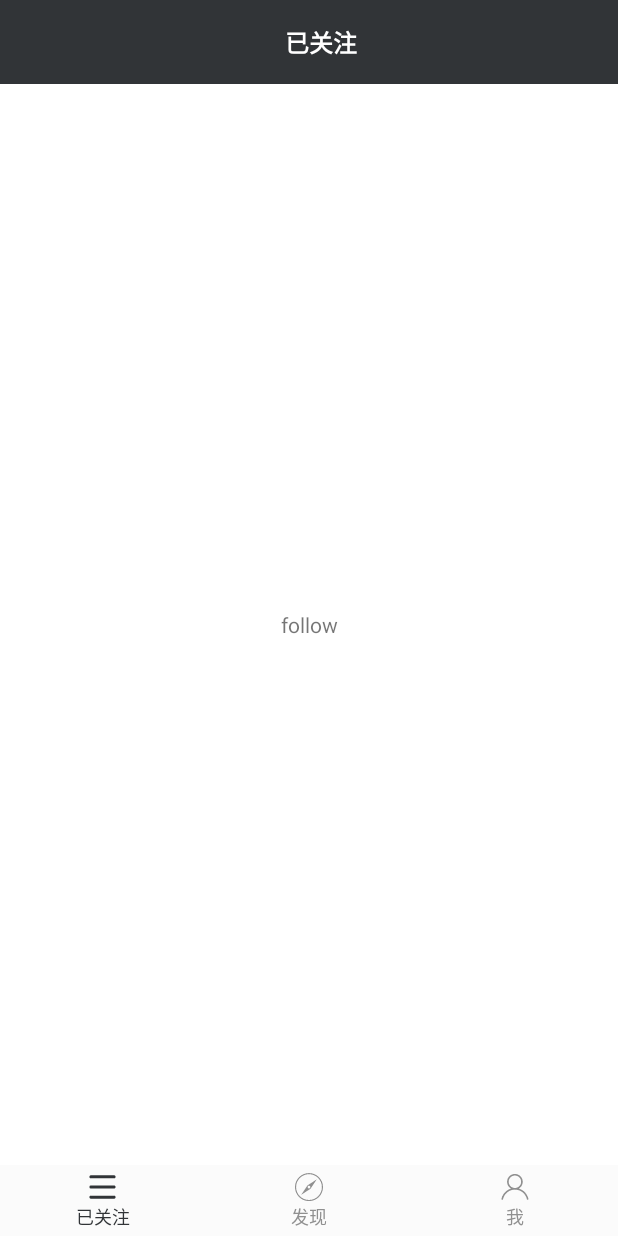
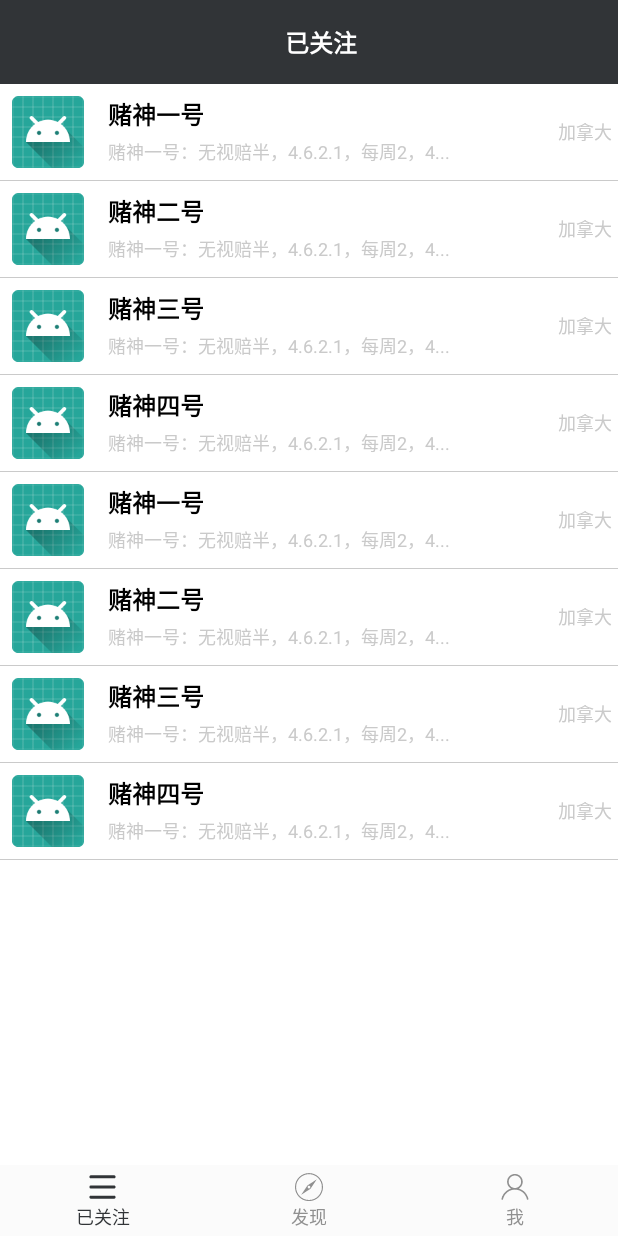
Before and after one commit to swiftieslizheng/Lottery, an Android app: the screen it shows after launch (MainActivity), on a phone screen of 412 x 824 dp. Run offline under Robolectric (Android 15) with nearby library versions, the phone set to English and light mode, and no system bars.

Commit message:
2018-03-16 更新了已关注页面和详情页面

```diff
--- a/app/build.gradle
+++ b/app/build.gradle
@@ -35,5 +35,6 @@ dependencies {
     compile 'com.squareup.retrofit2:adapter-rxjava2:2.2.0'
     compile 'com.squareup.retrofit2:converter-gson:2.1.0'
     compile 'com.squareup.okhttp3:okhttp:3.5.0'
+    compile 'com.android.support:recyclerview-v7:26.0.0-alpha1'
 
 }
--- a/app/src/main/AndroidManifest.xml
+++ b/app/src/main/AndroidManifest.xml
@@ -1,7 +1,8 @@
 <?xml version="1.0" encoding="utf-8"?>
 <manifest xmlns:android="http://schemas.android.com/apk/res/android"
     package="com.lizheng.lottery">
-    <uses-permission android:name="android.permission.INTERNET"/>
+
+    <uses-permission android:name="android.permission.INTERNET" />
 
     <application
         android:allowBackup="true"
@@ -17,6 +18,7 @@
                 <category android:name="android.intent.category.LAUNCHER" />
             </intent-filter>
         </activity>
+        <activity android:name=".view.activity.FollowDetailActivity"></activity>
     </application>
 
 </manifest>
--- /dev/null
+++ b/app/src/main/java/com/lizheng/lottery/bean/FollowBean.java
@@ -0,0 +1,61 @@
+package com.lizheng.lottery.bean;
+
+/**
+ * Created by lizheng on 2018/3/16.
+ */
+
+public class FollowBean {
+    private int followId;
+    private String imagUrl;
+    private String name_follow;
+    private String content_follow;
+    private String position_follow;
+
+    public FollowBean(int followId, String imagUrl, String name_follow, String content_follow, String position_follow) {
+        this.followId = followId;
+        this.imagUrl = imagUrl;
+        this.name_follow = name_follow;
+        this.content_follow = content_follow;
+        this.position_follow = position_follow;
+    }
+
+    public int getFollowId() {
+        return followId;
+    }
+
+    public void setFollowId(int followId) {
+        this.followId = followId;
+    }
+
+    public String getImagUrl() {
+        return imagUrl;
+    }
+
+    public void setImagUrl(String imagUrl) {
+        this.imagUrl = imagUrl;
+    }
+
+    public String getName_follow() {
+        return name_follow;
+    }
+
+    public void setName_follow(String name_follow) {
+        this.name_follow = name_follow;
+    }
+
+    public String getContent_follow() {
+        return content_follow;
+    }
+
+    public void setContent_follow(String content_follow) {
+        this.content_follow = content_follow;
+    }
+
+    public String getPosition_follow() {
+        return position_follow;
+    }
+
+    public void setPosition_follow(String position_follow) {
+        this.position_follow = position_follow;
+    }
+}
--- /dev/null
+++ b/app/src/main/java/com/lizheng/lottery/view/adapter/FollowAdapter.java
@@ -0,0 +1,83 @@
+package com.lizheng.lottery.view.adapter;
+
+import android.content.Context;
+import android.support.v7.widget.RecyclerView;
+import android.view.LayoutInflater;
+import android.view.View;
+import android.view.ViewGroup;
+import android.widget.ImageView;
+import android.widget.TextView;
+
+import com.lizheng.lottery.R;
+import com.lizheng.lottery.bean.FollowBean;
+
+import java.util.List;
+
+/**
+ * Created by lizheng on 2018/3/16.
+ */
+
+public class FollowAdapter extends RecyclerView.Adapter<FollowAdapter.ViewHolder> {
+    private Context mContext;
+    private View view;
+    private ViewHolder holder;
+    private List<FollowBean> mFollowList;
+    private OnItemClickListener mListener;
+
+    public FollowAdapter(Context context, List<FollowBean> followList) {
+        this.mContext = context;
+        this.mFollowList = followList;
+    }
+    public void setItemListener(OnItemClickListener mListener) {
+        this.mListener = mListener;
+    }
+    @Override
+    public FollowAdapter.ViewHolder onCreateViewHolder(ViewGroup parent, int viewType) {
+        view = LayoutInflater.from(parent.getContext()).inflate(R.layout.fragment_follow_item,parent,false);
+        holder = new ViewHolder(view);
+        return holder;
+    }
+
+    @Override
+    public void onBindViewHolder(final FollowAdapter.ViewHolder holder, final int position) {
+        FollowBean followBean = mFollowList.get(position);
+        holder.name_follow.setText(followBean.getName_follow());
+        holder.position_follow.setText(followBean.getPosition_follow());
+        holder.content_follow.setText(followBean.getContent_follow());
+        holder.followView.setOnClickListener(new View.OnClickListener() {
+            @Override
+            public void onClick(View view) {
+                mListener.onClick(view,position);
+            }
+        });
+
+    }
+
+    @Override
+    public int getItemCount() {
+        return mFollowList.size();
+    }
+
+    static class ViewHolder extends RecyclerView.ViewHolder{
+        View followView;
+        TextView name_follow;
+        TextView content_follow;
+        TextView position_follow;
+        ImageView head_follow;
+
+        public ViewHolder(View itemView) {
+            super(itemView);
+            followView = itemView;
+            name_follow = itemView.findViewById(R.id.tv_name);
+            content_follow = itemView.findViewById(R.id.tv_follow_content);
+            position_follow = itemView.findViewById(R.id.tv_follow_position);
+            head_follow = itemView.findViewById(R.id.iv_head_follow);
+
+        }
+    }
+
+    public interface OnItemClickListener{
+        //view点击的回调
+        void onClick(View view,int position);
+    }
+}
--- a/app/src/main/java/com/lizheng/lottery/view/fragment/FollowFragment.java
+++ b/app/src/main/java/com/lizheng/lottery/view/fragment/FollowFragment.java
@@ -1,12 +1,25 @@
 package com.lizheng.lottery.view.fragment;
 
+import android.annotation.SuppressLint;
+import android.content.Intent;
+import android.support.v7.widget.LinearLayoutManager;
+import android.support.v7.widget.RecyclerView;
 import android.view.Gravity;
 import android.view.LayoutInflater;
 import android.view.View;
 import android.view.ViewGroup;
+import android.widget.LinearLayout;
 import android.widget.TextView;
+import android.widget.Toast;
 
+import com.lizheng.lottery.R;
 import com.lizheng.lottery.base.BaseFragment;
+import com.lizheng.lottery.bean.FollowBean;
+import com.lizheng.lottery.view.activity.FollowDetailActivity;
+import com.lizheng.lottery.view.adapter.FollowAdapter;
+
+import java.util.ArrayList;
+import java.util.List;
 
 /**
  * Created by lizheng on 2018/3/13.
@@ -14,12 +27,56 @@ import com.lizheng.lottery.base.BaseFragment;
  */
 
 public class FollowFragment extends BaseFragment {
+    private RecyclerView mRecyclerView;
+    private View view;
+    private LinearLayout ll_follow;
+    private LinearLayout ll_empty_follow;
+    private List<FollowBean> followList;
+    private FollowAdapter mAdapter;
+
+
     @Override
     public View initView(LayoutInflater inflater, ViewGroup container) {
-        TextView textView1 = new TextView(getContext());
-        textView1.setGravity(Gravity.CENTER);
-        textView1.setText("follow");
+        view = inflater.inflate(R.layout.fragment_follow,container,false);
+        mRecyclerView = view.findViewById(R.id.rv_follow);
+        ll_follow = view.findViewById(R.id.ll_follow);
+        ll_empty_follow = view.findViewById(R.id.ll_empty_follow);
+        //设置为线性布局排列
+        LinearLayoutManager linearLayoutManager = new LinearLayoutManager(getContext());
+        mRecyclerView.setLayoutManager(linearLayoutManager);
 
-        return textView1;
+
+        return view;
     }
+
+    @Override
+    public void initData() {
+        followList = new ArrayList<>();
+        initFollows();
+        //设置适配器
+        mAdapter = new FollowAdapter(getContext(),followList);
+        mAdapter.setItemListener(new FollowAdapter.OnItemClickListener() {
+            @Override
+            public void onClick(View view, int position) {
+                Intent intent = new Intent(getContext(),FollowDetailActivity.class);
+                startActivity(intent);
+            }
+        });
+        mRecyclerView.setAdapter(mAdapter);
+
+    }
+
+    private void initFollows() {
+        for(int i =0 ;i<2;i++){
+            FollowBean follow1 = new FollowBean(1,"","赌神一号","赌神一号：无视赔半，4.6.2.1，每周2，4...","加拿大");
+            followList.add(follow1);
+            FollowBean follow2 = new FollowBean(1,"","赌神二号","赌神一号：无视赔半，4.6.2.1，每周2，4...","加拿大");
+            followList.add(follow2);
+            FollowBean follow3 = new FollowBean(1,"","赌神三号","赌神一号：无视赔半，4.6.2.1，每周2，4...","加拿大");
+            followList.add(follow3);
+            FollowBean follow4 = new FollowBean(1,"","赌神四号","赌神一号：无视赔半，4.6.2.1，每周2，4...","加拿大");
+            followList.add(follow4);
+        }
+    }
+
 }
--- /dev/null
+++ b/app/src/main/res/layout/fragment_follow.xml
@@ -0,0 +1,18 @@
+<?xml version="1.0" encoding="utf-8"?>
+<LinearLayout xmlns:android="http://schemas.android.com/apk/res/android"
+    android:orientation="vertical"
+    android:layout_width="match_parent"
+    android:layout_height="match_parent">
+    <LinearLayout
+        android:id="@+id/ll_follow"
+        android:orientation="vertical"
+        android:layout_width="match_parent"
+        android:layout_height="match_parent">
+<android.support.v7.widget.RecyclerView
+    android:id="@+id/rv_follow"
+    android:layout_width="match_parent"
+    android:layout_height="match_parent">
+</android.support.v7.widget.RecyclerView>
+    </LinearLayout>
+    <include layout="@layout/empty_follow" />
+</LinearLayout>
--- /dev/null
+++ b/app/src/main/res/layout/fragment_follow_item.xml
@@ -0,0 +1,41 @@
+<?xml version="1.0" encoding="utf-8"?>
+<LinearLayout xmlns:android="http://schemas.android.com/apk/res/android"
+    android:orientation="vertical"
+    android:layout_width="match_parent"
+    android:layout_height="wrap_content">
+<RelativeLayout
+    android:layout_width="match_parent"
+    android:layout_height="wrap_content">
+    <ImageView
+        android:id="@+id/iv_head_follow"
+        style="@style/global_head_sculpture_style"
+        android:src="@mipmap/ic_launcher"
+        android:layout_margin="@dimen/space_s"/>
+    <TextView
+        android:id="@+id/tv_name"
+        style="@style/global_name_style"
+        android:layout_marginTop="@dimen/space_s"
+        android:layout_marginLeft="@dimen/space_s"
+        android:layout_toRightOf="@id/iv_head_follow"
+        android:text="@string/str_name"/>
+    <TextView
+        android:id="@+id/tv_follow_content"
+        style="@style/global_content_style"
+        android:layout_toRightOf="@id/iv_head_follow"
+        android:layout_below="@id/tv_name"
+        android:layout_marginTop="@dimen/space_xs"
+        android:layout_marginLeft="@dimen/space_s"
+        android:text="@string/str_follow_content"/>
+    <TextView
+        android:id="@+id/tv_follow_position"
+        style="@style/global_content_style"
+        android:text="@string/str_position"
+        android:layout_centerVertical="true"
+        android:layout_marginRight="@dimen/space_xs"
+        android:layout_alignParentRight="true"/>
+</RelativeLayout>
+    <View
+        android:background="@color/colorContent"
+        android:layout_width="match_parent"
+        android:layout_height="0.5dp"/>
+</LinearLayout>
--- a/app/src/main/res/layout/title_bar_layout.xml
+++ b/app/src/main/res/layout/title_bar_layout.xml
@@ -10,6 +10,15 @@
 <RelativeLayout
     android:layout_width="match_parent"
     android:layout_height="match_parent">
+    <ImageButton
+        android:id="@+id/btn_bcak"
+        android:layout_alignParentLeft="true"
+        android:layout_width="@dimen/space_l"
+        android:layout_height="@dimen/space_l"
+        android:layout_centerInParent="true"
+        android:background="@android:color/transparent"
+        android:src="@drawable/ic_back"
+        android:visibility="gone"/>
     <TextView
         android:id="@+id/txt_title"
         android:layout_width="wrap_content"
@@ -20,6 +29,15 @@
         android:textSize="@dimen/txt_m"
         android:textStyle="bold"
         />
+    <ImageButton
+        android:id="@+id/btn_menu"
+        android:layout_alignParentRight="true"
+        android:layout_width="@dimen/space_l"
+        android:layout_height="@dimen/space_l"
+        android:layout_centerInParent="true"
+        android:background="@android:color/transparent"
+        android:src="@drawable/ic_menu"
+        android:visibility="gone"/>
 </RelativeLayout>
 </android.support.v7.widget.Toolbar>
 </LinearLayout>
--- a/app/src/main/res/values/colors.xml
+++ b/app/src/main/res/values/colors.xml
@@ -1,9 +1,12 @@
 <?xml version="1.0" encoding="utf-8"?>
 <resources>
-    <color name="colorPrimary">#3F51B5</color>
-    <color name="colorPrimaryDark">#303F9F</color>
+    <color name="colorPrimary">#4b4b4b</color>
+    <color name="colorPrimaryDark">#4b4b4b</color>
     <color name="colorAccent">#FF4081</color>
     <color name="colorButtom">#fbfbfb</color>
     <color name="colorWhite">#ffffff</color>
     <color name="colorTitle">#313437</color>
+    <color name="colorBlack">#000000</color>
+    <color name="colorContent">#CACACA</color>
+    <color name="colorBackground">#F2F2F2</color>
 </resources>
--- a/app/src/main/res/values/strings.xml
+++ b/app/src/main/res/values/strings.xml
@@ -1,7 +1,19 @@
 <resources>
     <string name="app_name">Lottery</string>
     <string name="str_follow">已关注</string>
+    <string name="str_btn_follow">关注</string>
     <string name="str_find">发现</string>
     <string name="str_person">我</string>
+    <string name="str_name">赌神一号</string>
+    <string name="str_introduction">游戏介绍</string>
+    <string name="str_publish">游戏公告</string>
+    <string name="str_posibility">赔率介绍</string>
+    <string name="str_history">下注历史</string>
+    <string name="str_btn_send_message">发消息</string>
+    <string name="str_btn_access">进入游戏</string>
+    <string name="str_detail">查分明细</string>
+    <string name="str_position">加拿大</string>
+    <string name="str_go_follow">去关注</string>
+    <string name="str_follow_content">赌神一号：无视赔半，4.6.2.1，每周2，4...</string>
 
 </resources>
--- a/app/src/main/res/values/styles.xml
+++ b/app/src/main/res/values/styles.xml
@@ -18,5 +18,31 @@
         <item name="android:textSize">@dimen/txt_s</item>
         <item name="android:gravity">center</item>
     </style>
-
+    <!-- 全局头像的style -->
+<style name="global_head_sculpture_style">
+<item name="android:layout_width">@dimen/space_xxl</item>
+<item name="android:layout_height">@dimen/space_xxl</item>
+<item name="android:scaleType">centerCrop</item>
+</style>
+    <!-- 详情头像的style -->
+    <style name="detail_head_sculpture_style">
+    <item name="android:layout_width">@dimen/space_xxxl</item>
+    <item name="android:layout_height">@dimen/space_xxxl</item>
+    <item name="android:scaleType">centerCrop</item>
+    </style>
+    <!-- 全局名字的style -->
+    <style name="global_name_style">
+        <item name="android:layout_width">wrap_content</item>
+        <item name="android:layout_height">wrap_content</item>
+        <item name="android:textSize">@dimen/txt_m</item>
+        <item name="android:textStyle">bold</item>
+        <item name="android:textColor">@color/colorBlack</item>
+    </style>
+    <!-- 全局小字（内容）的style -->
+    <style name="global_content_style">
+        <item name="android:layout_width">wrap_content</item>
+        <item name="android:layout_height">wrap_content</item>
+        <item name="android:textSize">@dimen/txt_s</item>
+        <item name="android:textColor">@color/colorContent</item>
+    </style>
 </resources>
```
Also changed, not shown: app/src/main/java/com/lizheng/lottery/view/activity/FollowDetailActivity.java (added, +23 -0 lines), app/src/main/res/drawable/btn_background.xml (added, +8 -0 lines), app/src/main/res/layout/activity_follow_detail.xml (added, +147 -0 lines), app/src/main/res/layout/empty_follow.xml (added, +22 -0 lines), app/src/main/res/drawable-hdpi/ic_back.png (added), app/src/main/res/drawable-hdpi/ic_menu.png (added).
